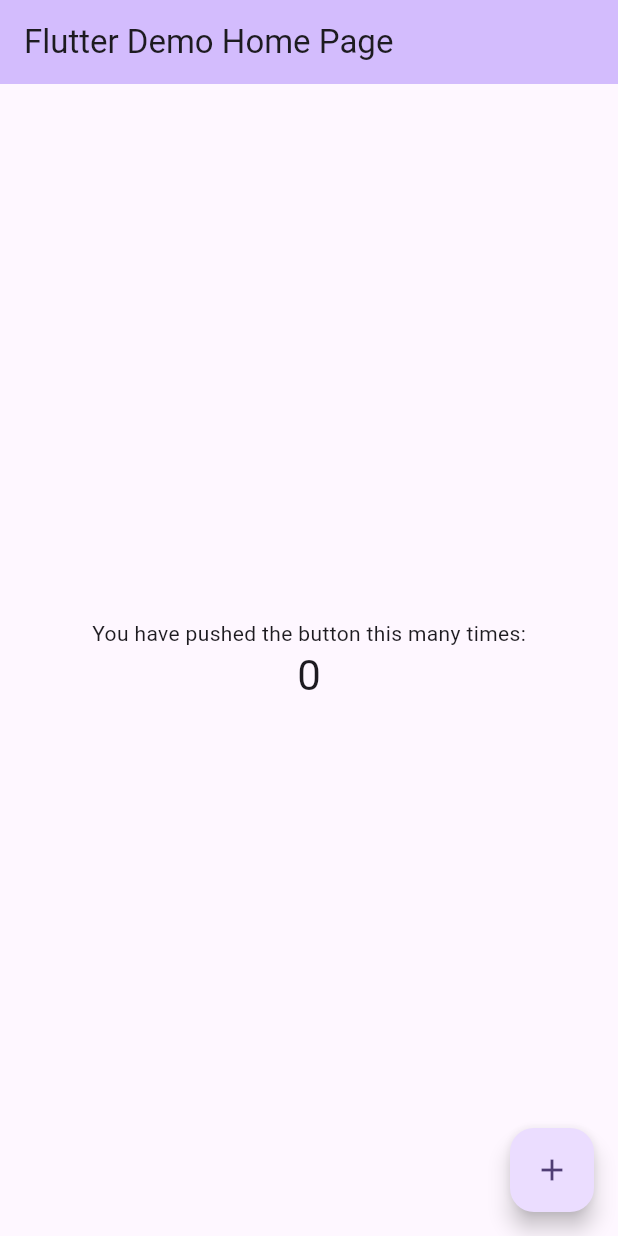
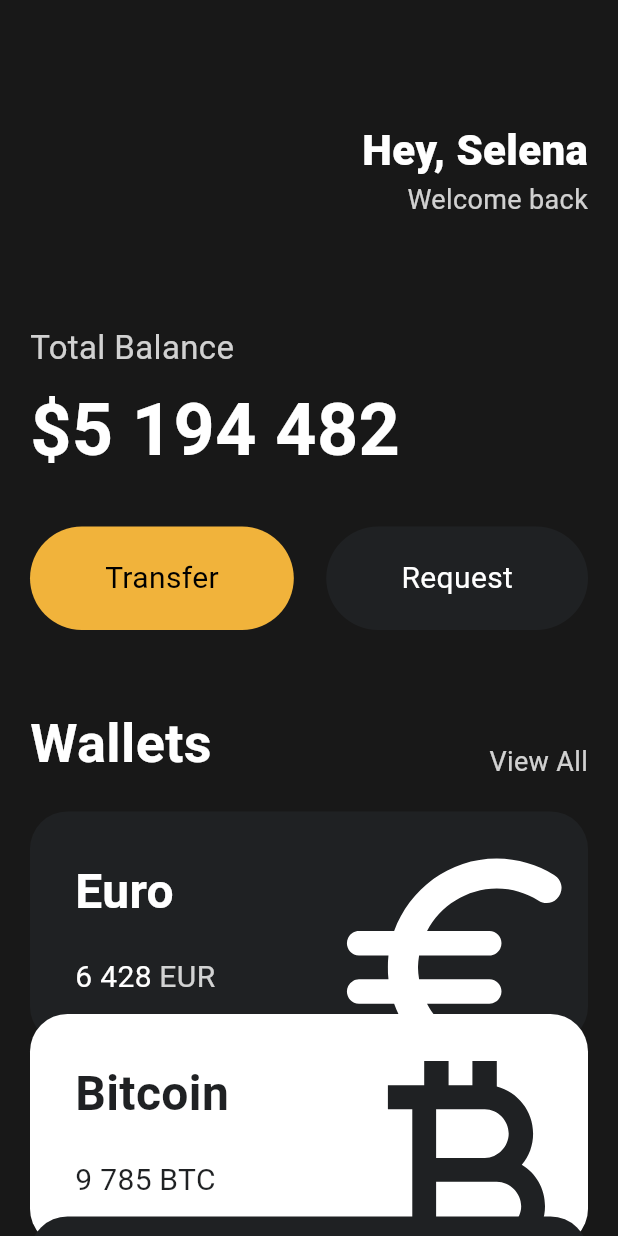
Before and after one commit to humble92/multi_currency_wallet, a Flutter app: the screen it shows after launch, on a phone screen of 412 x 824 dp. Run offline on Flutter 3.47's test engine with Material 3 defaults, Android fonts, the phone set to English and light mode, and no system bars.

Commit message:
Challenge 1: add ordering for currency cards

```diff
--- a/lib/main.dart
+++ b/lib/main.dart
@@ -1,125 +1,150 @@
 import 'package:flutter/material.dart';
+import 'package:multi_currency_wallet/widgets/button.dart';
+import 'package:multi_currency_wallet/widgets/currency_card.dart';
 
 void main() {
-  runApp(const MyApp());
+  runApp(const App());
 }
 
-class MyApp extends StatelessWidget {
-  const MyApp({super.key});
+class App extends StatelessWidget {
+  const App({super.key});
 
-  // This widget is the root of your application.
   @override
   Widget build(BuildContext context) {
     return MaterialApp(
-      title: 'Flutter Demo',
-      theme: ThemeData(
-        // This is the theme of your application.
-        //
-        // TRY THIS: Try running your application with "flutter run". You'll see
-        // the application has a purple toolbar. Then, without quitting the app,
-        // try changing the seedColor in the colorScheme below to Colors.green
-        // and then invoke "hot reload" (save your changes or press the "hot
-        // reload" button in a Flutter-supported IDE, or press "r" if you used
-        // the command line to start the app).
-        //
-        // Notice that the counter didn't reset back to zero; the application
-        // state is not lost during the reload. To reset the state, use hot
-        // restart instead.
-        //
-        // This works for code too, not just values: Most code changes can be
-        // tested with just a hot reload.
-        colorScheme: ColorScheme.fromSeed(seedColor: Colors.deepPurple),
-        useMaterial3: true,
+      home: Scaffold(
+        backgroundColor: const Color(0xFF181818),
+        body: SingleChildScrollView(
+          child: Padding(
+            padding: const EdgeInsets.symmetric(
+              horizontal: 20,
             ),
-      home: const MyHomePage(title: 'Flutter Demo Home Page'),
-    );
-  }
-}
-
-class MyHomePage extends StatefulWidget {
-  const MyHomePage({super.key, required this.title});
-
-  // This widget is the home page of your application. It is stateful, meaning
-  // that it has a State object (defined below) that contains fields that affect
-  // how it looks.
-
-  // This class is the configuration for the state. It holds the values (in this
-  // case the title) provided by the parent (in this case the App widget) and
-  // used by the build method of the State. Fields in a Widget subclass are
-  // always marked "final".
-
-  final String title;
-
-  @override
-  State<MyHomePage> createState() => _MyHomePageState();
-}
-
-class _MyHomePageState extends State<MyHomePage> {
-  int _counter = 0;
-
-  void _incrementCounter() {
-    setState(() {
-      // This call to setState tells the Flutter framework that something has
-      // changed in this State, which causes it to rerun the build method below
-      // so that the display can reflect the updated values. If we changed
-      // _counter without calling setState(), then the build method would not be
-      // called again, and so nothing would appear to happen.
-      _counter++;
-    });
-  }
-
-  @override
-  Widget build(BuildContext context) {
-    // This method is rerun every time setState is called, for instance as done
-    // by the _incrementCounter method above.
-    //
-    // The Flutter framework has been optimized to make rerunning build methods
-    // fast, so that you can just rebuild anything that needs updating rather
-    // than having to individually change instances of widgets.
-    return Scaffold(
-      appBar: AppBar(
-        // TRY THIS: Try changing the color here to a specific color (to
-        // Colors.amber, perhaps?) and trigger a hot reload to see the AppBar
-        // change color while the other colors stay the same.
-        backgroundColor: Theme.of(context).colorScheme.inversePrimary,
-        // Here we take the value from the MyHomePage object that was created by
-        // the App.build method, and use it to set our appbar title.
-        title: Text(widget.title),
+            child: Column(
+              crossAxisAlignment: CrossAxisAlignment.start,
+              children: [
+                const SizedBox(
+                  height: 80,
                 ),
-      body: Center(
-        // Center is a layout widget. It takes a single child and positions it
-        // in the middle of the parent.
-        child: Column(
-          // Column is also a layout widget. It takes a list of children and
-          // arranges them vertically. By default, it sizes itself to fit its
-          // children horizontally, and tries to be as tall as its parent.
-          //
-          // Column has various properties to control how it sizes itself and
-          // how it positions its children. Here we use mainAxisAlignment to
-          // center the children vertically; the main axis here is the vertical
-          // axis because Columns are vertical (the cross axis would be
-          // horizontal).
-          //
-          // TRY THIS: Invoke "debug painting" (choose the "Toggle Debug Paint"
-          // action in the IDE, or press "p" in the console), to see the
-          // wireframe for each widget.
-          mainAxisAlignment: MainAxisAlignment.center,
-          children: <Widget>[
-            const Text(
-              'You have pushed the button this many times:',
+                const Row(
+                  mainAxisAlignment: MainAxisAlignment.end,
+                  children: [
+                    Column(
+                      crossAxisAlignment: CrossAxisAlignment.end,
+                      children: [
+                        Text(
+                          'Hey, Selena',
+                          style: TextStyle(
+                            color: Colors.white,
+                            fontSize: 28,
+                            fontWeight: FontWeight.w800,
+                          ),
                         ),
                         Text(
-              '$_counter',
-              style: Theme.of(context).textTheme.headlineMedium,
+                          'Welcome back',
+                          style: TextStyle(
+                            color: Color.fromRGBO(255, 255, 255, 0.8),
+                            fontSize: 18,
+                          ),
+                        ),
+                      ],
+                    )
+                  ],
+                ),
+                const SizedBox(
+                  height: 70,
+                ),
+                Text(
+                  'Total Balance',
+                  style: TextStyle(
+                    fontSize: 22,
+                    color: Colors.white.withOpacity(0.8),
+                  ),
+                ),
+                const SizedBox(
+                  height: 5,
+                ),
+                const Text(
+                  '\$5 194 482',
+                  style: TextStyle(
+                    fontSize: 48,
+                    fontWeight: FontWeight.w600,
+                    color: Colors.white,
+                  ),
+                ),
+                const SizedBox(
+                  height: 30,
+                ),
+                const Row(
+                  mainAxisAlignment: MainAxisAlignment.spaceBetween,
+                  children: [
+                    Button(
+                      text: 'Transfer',
+                      bgColor: Color(0xFFF1B33B),
+                      textColor: Colors.black,
+                    ),
+                    Button(
+                      text: 'Request',
+                      bgColor: Color(0xFF1F2123),
+                      textColor: Colors.white,
+                    ),
+                  ],
+                ),
+                const SizedBox(
+                  height: 50,
+                ),
+                Row(
+                  crossAxisAlignment: CrossAxisAlignment.end,
+                  mainAxisAlignment: MainAxisAlignment.spaceBetween,
+                  children: [
+                    const Text(
+                      'Wallets',
+                      style: TextStyle(
+                        color: Colors.white,
+                        fontSize: 36,
+                        fontWeight: FontWeight.w600,
+                      ),
+                    ),
+                    Text(
+                      'View All',
+                      style: TextStyle(
+                        color: Colors.white.withOpacity(0.8),
+                        fontSize: 18,
+                      ),
+                    ),
+                  ],
+                ),
+                const SizedBox(
+                  height: 20,
+                ),
+                const CurrencyCard(
+                  name: 'Euro',
+                  code: 'EUR',
+                  amount: '6 428',
+                  icon: Icons.euro_rounded,
+                  isInverted: false,
+                  order: 1,
+                ),
+                const CurrencyCard(
+                  name: 'Bitcoin',
+                  code: 'BTC',
+                  amount: '9 785',
+                  icon: Icons.currency_bitcoin,
+                  isInverted: true,
+                  order: 2,
+                ),
+                const CurrencyCard(
+                  name: 'Dollar',
+                  code: 'USD',
+                  amount: '428',
+                  icon: Icons.attach_money_outlined,
+                  isInverted: false,
+                  order: 3,
                 ),
               ],
             ),
           ),
-      floatingActionButton: FloatingActionButton(
-        onPressed: _incrementCounter,
-        tooltip: 'Increment',
-        child: const Icon(Icons.add),
-      ), // This trailing comma makes auto-formatting nicer for build methods.
+        ),
+      ),
     );
   }
 }
--- /dev/null
+++ b/lib/widgets/button.dart
@@ -0,0 +1,36 @@
+import 'package:flutter/material.dart';
+
+class Button extends StatelessWidget {
+  const Button(
+      {super.key,
+      required this.text,
+      required this.bgColor,
+      required this.textColor});
+
+  final String text;
+  final Color bgColor;
+  final Color textColor;
+
+  @override
+  Widget build(BuildContext context) {
+    return Container(
+      decoration: BoxDecoration(
+        color: bgColor,
+        borderRadius: BorderRadius.circular(45),
+      ),
+      child: Padding(
+        padding: const EdgeInsets.symmetric(
+          vertical: 20,
+          horizontal: 50,
+        ),
+        child: Text(
+          text,
+          style: TextStyle(
+            color: textColor,
+            fontSize: 20,
+          ),
+        ),
+      ),
+    );
+  }
+}
--- /dev/null
+++ b/lib/widgets/currency_card.dart
@@ -0,0 +1,99 @@
+import 'package:flutter/material.dart';
+
+class CurrencyCard extends StatelessWidget {
+  final String name, code, amount;
+  final IconData icon;
+  final bool isInverted;
+  final int order;
+
+  static const _offsetPixels = -20.0;
+  static const _blackColor = Color(0xFF1F2123);
+
+  const CurrencyCard({
+    super.key,
+    required this.name,
+    required this.code,
+    required this.amount,
+    required this.icon,
+    required this.isInverted,
+    required this.order,
+  }) : assert(
+          order > 0,
+          'order should be a positive interger.',
+        );
+
+  @override
+  Widget build(BuildContext context) {
+    return Transform.translate(
+      offset: Offset(0, (order - 1) * _offsetPixels),
+      child: Container(
+        clipBehavior: Clip.hardEdge,
+        decoration: BoxDecoration(
+          color: isInverted ? Colors.white : _blackColor,
+          borderRadius: BorderRadius.circular(25),
+        ),
+        child: Padding(
+          padding: const EdgeInsets.all(30),
+          child: Row(
+            mainAxisAlignment: MainAxisAlignment.spaceBetween,
+            children: [
+              Column(
+                crossAxisAlignment: CrossAxisAlignment.start,
+                children: [
+                  Text(
+                    name,
+                    style: TextStyle(
+                      color: isInverted ? _blackColor : Colors.white,
+                      fontSize: 32,
+                      fontWeight: FontWeight.w600,
+                    ),
+                  ),
+                  const SizedBox(
+                    height: 20,
+                  ),
+                  Row(
+                    children: [
+                      Text(
+                        amount,
+                        style: TextStyle(
+                          color: isInverted ? _blackColor : Colors.white,
+                          fontSize: 20,
+                        ),
+                      ),
+                      const SizedBox(
+                        width: 5,
+                      ),
+                      Text(
+                        code,
+                        style: TextStyle(
+                          color: isInverted
+                              ? _blackColor
+                              : Colors.white.withOpacity(0.8),
+                          fontSize: 20,
+                        ),
+                      ),
+                    ],
+                  )
+                ],
+              ),
+              Transform.scale(
+                scale: 2.2,
+                child: Transform.translate(
+                  offset: const Offset(
+                    -5,
+                    12,
+                  ),
+                  child: Icon(
+                    icon,
+                    color: isInverted ? _blackColor : Colors.white,
+                    size: 88,
+                  ),
+                ),
+              )
+            ],
+          ),
+        ),
+      ),
+    );
+  }
+}
```
Lines whose indentation alone changed are shown as unchanged.
